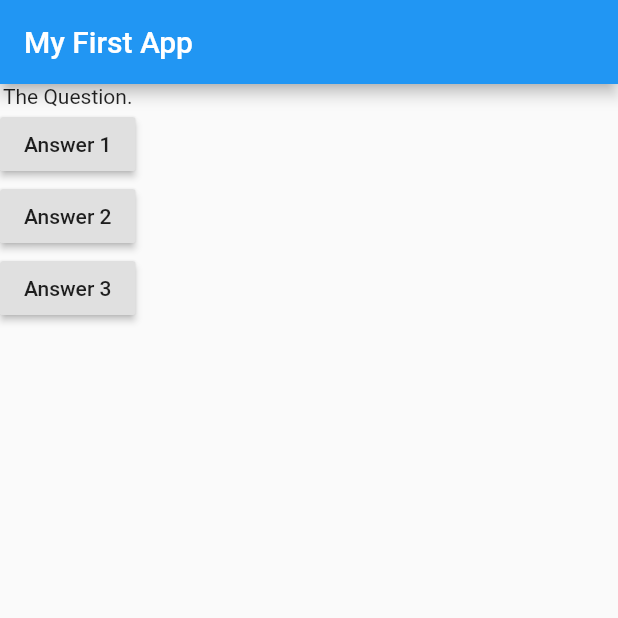
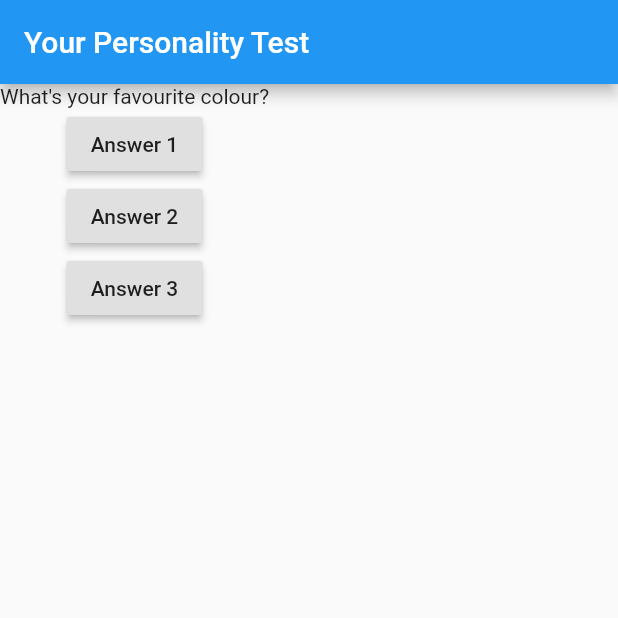
Before and after one commit to archrave/Personality-test-app, a Flutter app: the screen it shows after launch, after a tap on "Answer 1", on a phone screen of 412 x 824 dp, the top half of it. Run offline on Flutter 3.47's test engine with Material 2 defaults, Android fonts, the phone set to English and light mode, and no system bars.

Commit message:
Added list of questions

```diff
--- a/lib/main.dart
+++ b/lib/main.dart
@@ -5,20 +5,28 @@ void main() {
 }
 
 class FirstApp extends StatelessWidget {
+  var questionIndex = 0;
   void AnswerQuestion() {
-    print('Answer Chosen');
+    questionIndex = questionIndex + 1;
+    print(questionIndex);
   }
 
   @override
   Widget build(BuildContext context) {
+    var questions = [
+      'What\'s your favourite colour?',
+      'What\'s your favourite hip hop artist?',
+      'What\'s your favourtte game?',
+      'When the'
+    ];
     return MaterialApp(
       home: Scaffold(
         appBar: AppBar(
-          title: Text("My First App"),
+          title: Text("Your Personality Test"),
         ),
         body: Column(
           children: [
-            Text('The Question.'),
+            Text(questions[questionIndex]),
             RaisedButton(
               child: Text('Answer 1'),
               onPressed:
@@ -26,12 +34,13 @@ class FirstApp extends StatelessWidget {
             ),
             RaisedButton(
               child: Text('Answer 2'),
-              onPressed: AnswerQuestion,
+              onPressed: () {
+                print("Second Answer Selected");
+              },
             ),
             RaisedButton(
-              child: Text('Answer 3'),
-              onPressed: AnswerQuestion,
-            ),
+                child: Text('Answer 3'),
+                onPressed: () => print('Third Answer Selected')),
           ],
         ),
       ),
```
